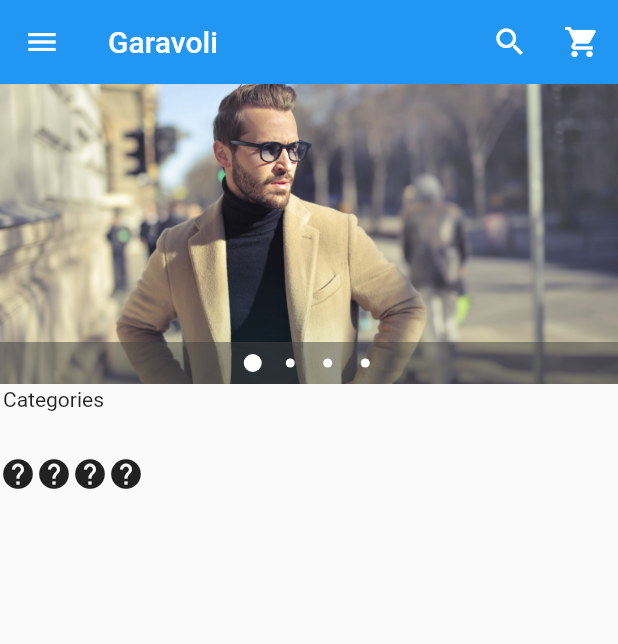
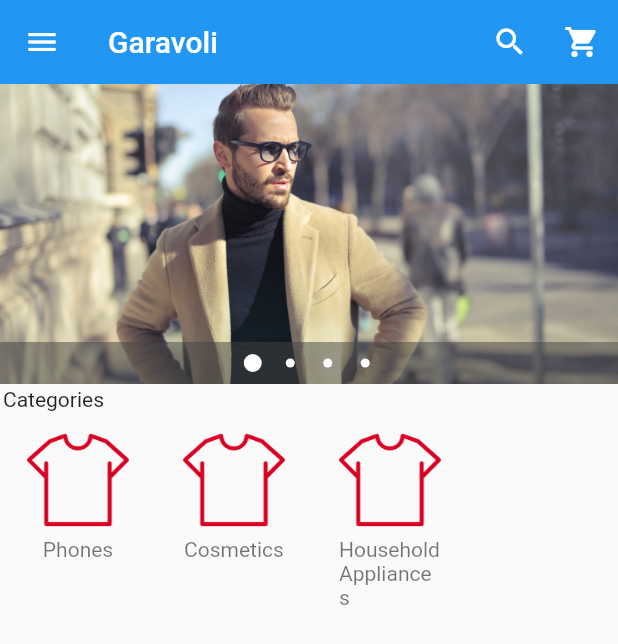
Before and after one commit to Elyas575/FlutterEcommerceDemo, a Flutter app: the screen it shows after launch, on a phone screen of 412 x 824 dp. Shown: the top 644 px of the screen. Run offline on Flutter 3.47's test engine with Material 2 defaults, Android fonts, the phone set to English and light mode, and no system bars; drawn by our look-alikes of carousel_pro.

Commit message:
Categories
adding categories

(Small problem, if i add more than 3 categories the text disappears. but i think its a stimulation problem.. it's a small problem we will fix it later)

```diff
--- a/lib/Components/horizontal_listview.dart
+++ b/lib/Components/horizontal_listview.dart
@@ -5,20 +5,24 @@ class HorizontalList extends StatelessWidget {
   Widget build(BuildContext context) {
     return Container(
       height: 80.0,
+      width: 500.0,
       child: ListView(
         scrollDirection: Axis.horizontal,
-        children: <Widget> [
-          new Icon(Icons.help),
-          new Icon(Icons.help),
-          new Icon(Icons.help),
-          new Icon(Icons.help),
-
-
-
-
+        children: <Widget>[
+          Category(
+            image_location: 'images/cats/tshirt.png',
+            image_caption: 'Phones',
+          ),
+          Category(
+            image_location: 'images/cats/tshirt.png',
+            image_caption: 'Cosmetics',
+          ),
+          Category(
+            image_location: 'images/cats/tshirt.png',
+            image_caption: 'Household Appliances',
+          ),
         ],
       ),
-
     );
   }
 }
@@ -30,22 +34,29 @@ class Category extends StatelessWidget {
   Category({
     this.image_location,
     this.image_caption,
-});
+  });
+
   @override
   Widget build(BuildContext context) {
-    return Padding(padding: const EdgeInsets.all(2.0),
-    child: InkWell(
-      onTap: (){},
-      child: ListTile(
-        title: Image.asset(image_location),
-        subtitle: Text(image_caption),
-
-      ),
-
-    ), // it makes it clickable
-
-
-
+    return Padding(
+      padding: const EdgeInsets.all(2.0),
+      child: InkWell(
+        onTap: () {},
+        child: Container(
+          width: 100.0,
+          child: ListTile(
+            title: Image.asset(
+              image_location,
+              width: 100.0,
+              height: 80.0,
+            ),
+            subtitle: Container(
+              alignment: Alignment.topCenter,
+              child: Text(image_caption),
+            ),
+          ),
+        ),
+      ), // it makes it clickable
     );
   }
 }
--- a/pubspec.yaml
+++ b/pubspec.yaml
@@ -55,6 +55,8 @@ flutter:
 
   assets:
     - images/
+    - images/cats/
+
 
 
 
```
